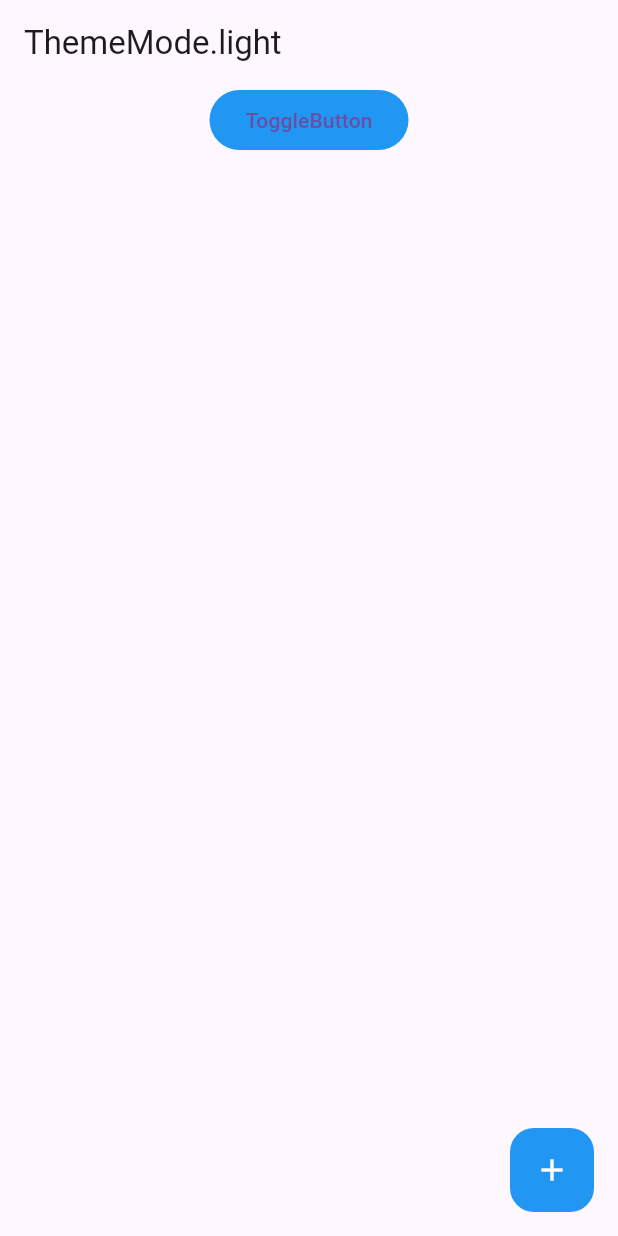
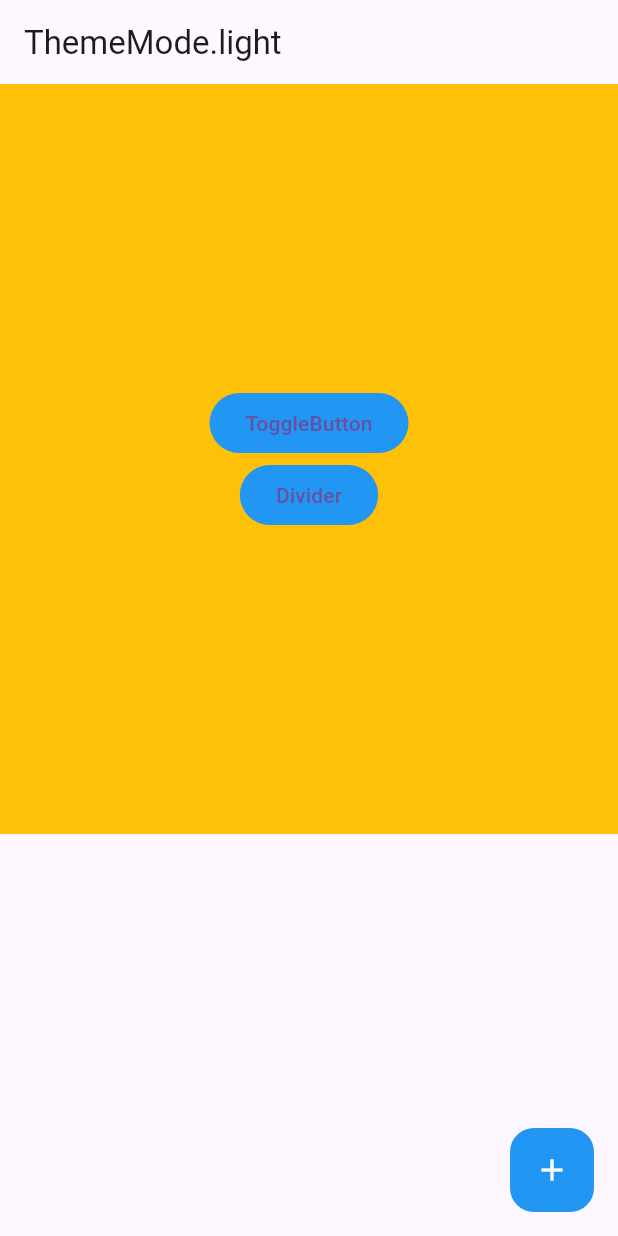
Before and after one commit to Quantit-Github/qui_flutter, a Flutter app: the screen it shows after launch, after a tap on the "add" icon, on a phone screen of 412 x 824 dp. Run offline on Flutter 3.47's test engine with Material 2 defaults, Android fonts, the phone set to English and light mode, and no system bars; our stand-ins replace shared_preferences; Roboto replaces fonts that are missing (Pretendard).

Commit message:
PQ-97 Divider Component 구현

```diff
--- a/example/lib/main.dart
+++ b/example/lib/main.dart
@@ -1,3 +1,4 @@
+import 'package:example/pages/divider/divider_page.dart';
 import 'package:example/pages/toggle/toggle_page.dart';
 import 'package:flutter/material.dart';
 import 'package:qui_flutter/core/qui_theme.dart';
@@ -72,8 +73,10 @@ class _MyHomePageState extends State<MyHomePage> {
       appBar: AppBar(
         title: Text(QuiTheme.of(context).getThemeMode()),
       ),
-      body: SingleChildScrollView(
-        child: Center(
+      body: Container(
+        width: double.infinity,
+        height: 500,
+        color: Colors.amber,
         child: Column(
           mainAxisAlignment: MainAxisAlignment.center,
           children: <Widget>[
@@ -86,7 +89,15 @@ class _MyHomePageState extends State<MyHomePage> {
               ),
               child: const Text("ToggleButton"),
             ),
-
+            ElevatedButton(
+              onPressed: () => Navigator.push(
+                context,
+                MaterialPageRoute(
+                  builder: (context) => const DividerPage(),
+                ),
+              ),
+              child: const Text("Divider"),
+            ),
             // const Text("StateOverlay :: Common / Hover / Pressed / Focused"),
             // Row(
             //   children: [
@@ -187,7 +198,6 @@ class _MyHomePageState extends State<MyHomePage> {
           ],
         ),
       ),
-      ),
       floatingActionButton: FloatingActionButton(
         onPressed: () => _incrementCounter(context),
         child: const Icon(Icons.add),
```
Also changed, not shown: example/lib/pages/divider/divider_page.dart (added, +38 -0 lines), lib/components/divider/divider.dart (+80 -0 lines), 5 other files. Lines whose indentation alone changed are shown as unchanged.
